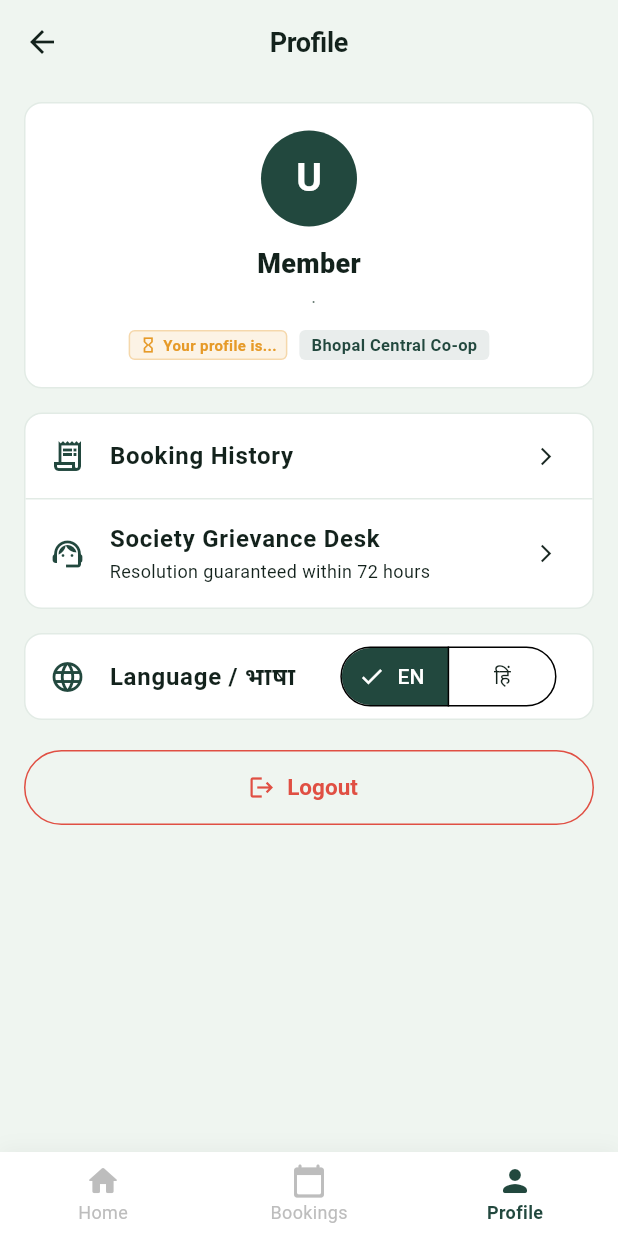
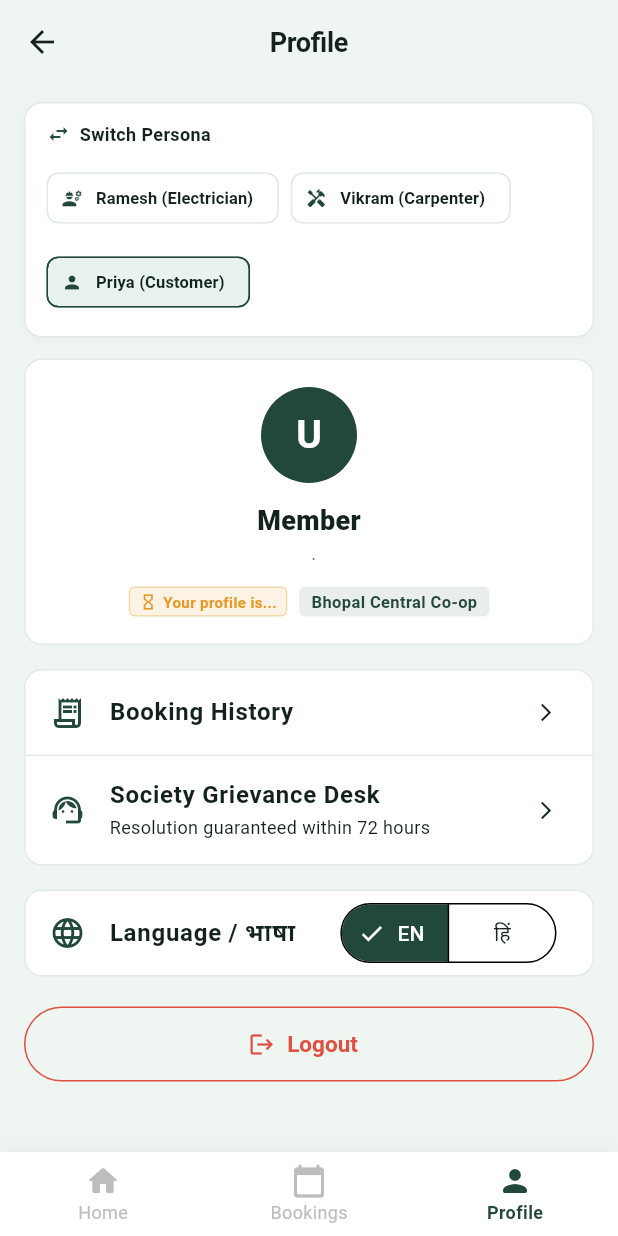
Before and after one commit to Mradul510/Cooperative-Gig-Services-Platform, a Flutter app: the screen it shows after launch, item 3 of the bottom bar chosen, on a phone screen of 412 x 824 dp. Run offline on Flutter 3.47's test engine with Material 3 defaults, Android fonts, the phone set to English and light mode, and no system bars; our stand-ins replace image_picker, shared_preferences, shimmer; accounts and stored records are empty; network calls fail.

Commit message:
feat(worker): auto-load worker profile by default and add 1-tap mode switchers

```diff
--- a/APP_frontend/coop_gig_app/lib/controllers/auth_controller.dart
+++ b/APP_frontend/coop_gig_app/lib/controllers/auth_controller.dart
@@ -38,9 +38,9 @@ class AuthController with ChangeNotifier {
         ApiService().setToken(_token);
         _currentUser = await ApiService().getMe();
       }
-      // If no session exists, auto-login as default customer so login is never required
+      // Auto-authenticate as worker (Ramesh Kumar - Electrician) so Worker Profile & Dashboard are open
       if (_currentUser == null) {
-        final data = await ApiService().login(identifier: 'priya@example.com', password: 'password123');
+        final data = await ApiService().login(identifier: 'ramesh@coopgig.com', password: 'password123');
         _token = data['token'];
         _currentUser = User.fromJson(data['user']);
         ApiService().setToken(_token);
@@ -54,6 +54,14 @@ class AuthController with ChangeNotifier {
       _isLoading = false;
       notifyListeners();
     }
+  }
+
+  Future<bool> switchToWorker({String email = 'ramesh@coopgig.com'}) async {
+    return await login(email, 'password123');
+  }
+
+  Future<bool> switchToCustomer({String email = 'priya@example.com'}) async {
+    return await login(email, 'password123');
   }
 
   Future<bool> login(String identifier, String password) async {
--- a/APP_frontend/coop_gig_app/lib/views/home/home_screen.dart
+++ b/APP_frontend/coop_gig_app/lib/views/home/home_screen.dart
@@ -127,6 +127,52 @@ class _HomeScreenState extends State<HomeScreen> {
                     ],
                   ),
                 ),
+                // 1-Tap Mode Toggle: Worker Mode <-> Customer Mode
+                InkWell(
+                  onTap: () async {
+                    if (isWorker) {
+                      await auth.switchToCustomer();
+                    } else {
+                      await auth.switchToWorker();
+                    }
+                  },
+                  borderRadius: BorderRadius.circular(20),
+                  child: Container(
+                    padding: const EdgeInsets.symmetric(horizontal: 10, vertical: 7),
+                    decoration: BoxDecoration(
+                      color: isWorker ? AppColors.forestGreen : Colors.white,
+                      borderRadius: BorderRadius.circular(20),
+                      border: Border.all(color: AppColors.forestGreen),
+                      boxShadow: [
+                        BoxShadow(
+                          color: Colors.black.withValues(alpha: 0.04),
+                          blurRadius: 6,
+                          offset: const Offset(0, 2),
+                        ),
+                      ],
+                    ),
+                    child: Row(
+                      mainAxisSize: MainAxisSize.min,
+                      children: [
+                        Icon(
+                          isWorker ? Icons.engineering : Icons.person_outline,
+                          size: 15,
+                          color: isWorker ? Colors.white : AppColors.forestGreen,
+                        ),
+                        const SizedBox(width: 5),
+                        Text(
+                          isWorker ? 'Worker' : 'Customer',
+                          style: TextStyle(
+                            fontSize: 12,
+                            fontWeight: FontWeight.w700,
+                            color: isWorker ? Colors.white : AppColors.forestGreen,
+                          ),
+                        ),
+                      ],
+                    ),
+                  ),
+                ),
+                const SizedBox(width: 8),
                 // Circular White Bell Icon Button
                 Container(
                   width: 44,
--- a/APP_frontend/coop_gig_app/lib/views/profile/profile_screen.dart
+++ b/APP_frontend/coop_gig_app/lib/views/profile/profile_screen.dart
@@ -32,6 +32,72 @@ class ProfileScreen extends StatelessWidget {
         padding: const EdgeInsets.symmetric(horizontal: 16, vertical: 12),
         child: Column(
           children: [
+            // PERSONA SWITCHER CARD
+            Container(
+              width: double.infinity,
+              margin: const EdgeInsets.only(bottom: 14),
+              padding: const EdgeInsets.symmetric(horizontal: 14, vertical: 12),
+              decoration: BoxDecoration(
+                color: Colors.white,
+                borderRadius: BorderRadius.circular(12),
+                border: Border.all(color: AppColors.borderLight),
+                boxShadow: [
+                  BoxShadow(
+                    color: Colors.black.withValues(alpha: 0.03),
+                    blurRadius: 6,
+                    offset: const Offset(0, 2),
+                  ),
+                ],
+              ),
+              child: Column(
+                crossAxisAlignment: CrossAxisAlignment.start,
+                children: [
+                  Row(
+                    children: [
+                      const Icon(Icons.swap_horiz, size: 16, color: AppColors.primaryLight),
+                      const SizedBox(width: 6),
+                      Text(
+                        'Switch Persona',
+                        style: TextStyle(
+                          fontSize: 12,
+                          fontWeight: FontWeight.w700,
+                          color: AppColors.textPrimaryLight,
+                        ),
+                      ),
+                    ],
+                  ),
+                  const SizedBox(height: 10),
+                  Wrap(
+                    spacing: 8,
+                    runSpacing: 8,
+                    children: [
+                      ActionChip(
+                        avatar: const Icon(Icons.engineering, size: 14, color: AppColors.forestGreen),
+                        label: const Text('Ramesh (Electrician)', style: TextStyle(fontSize: 11, fontWeight: FontWeight.w600)),
+                        backgroundColor: (isWorker && user?.email == 'ramesh@coopgig.com') ? AppColors.forestGreenLight : Colors.white,
+                        side: BorderSide(color: (isWorker && user?.email == 'ramesh@coopgig.com') ? AppColors.forestGreen : AppColors.borderLight),
+                        onPressed: () => auth.switchToWorker(email: 'ramesh@coopgig.com'),
+                      ),
+                      ActionChip(
+                        avatar: const Icon(Icons.handyman, size: 14, color: AppColors.forestGreen),
+                        label: const Text('Vikram (Carpenter)', style: TextStyle(fontSize: 11, fontWeight: FontWeight.w600)),
+                        backgroundColor: (isWorker && user?.email == 'vikram@coopgig.com') ? AppColors.forestGreenLight : Colors.white,
+                        side: BorderSide(color: (isWorker && user?.email == 'vikram@coopgig.com') ? AppColors.forestGreen : AppColors.borderLight),
+                        onPressed: () => auth.switchToWorker(email: 'vikram@coopgig.com'),
+                      ),
+                      ActionChip(
+                        avatar: const Icon(Icons.person, size: 14, color: AppColors.forestGreen),
+                        label: const Text('Priya (Customer)', style: TextStyle(fontSize: 11, fontWeight: FontWeight.w600)),
+                        backgroundColor: (!isWorker) ? AppColors.forestGreenLight : Colors.white,
+                        side: BorderSide(color: (!isWorker) ? AppColors.forestGreen : AppColors.borderLight),
+                        onPressed: () => auth.switchToCustomer(),
+                      ),
+                    ],
+                  ),
+                ],
+              ),
+            ),
+
             // USER INFO CARD (P-2)
             Container(
               width: double.infinity,
```
